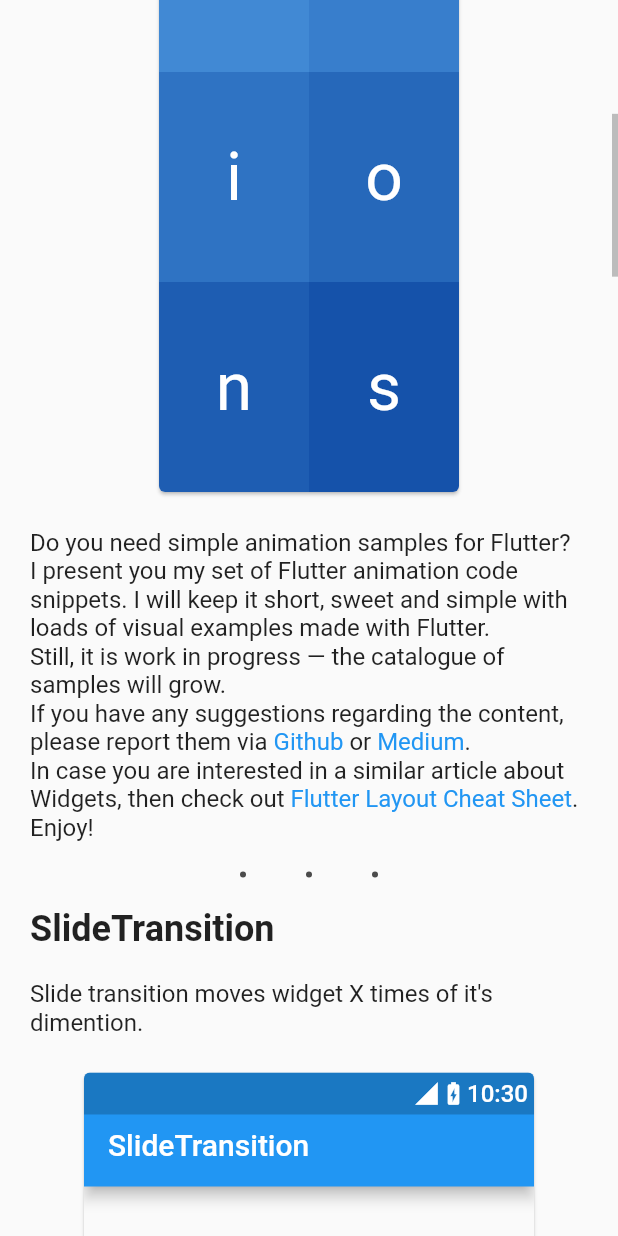
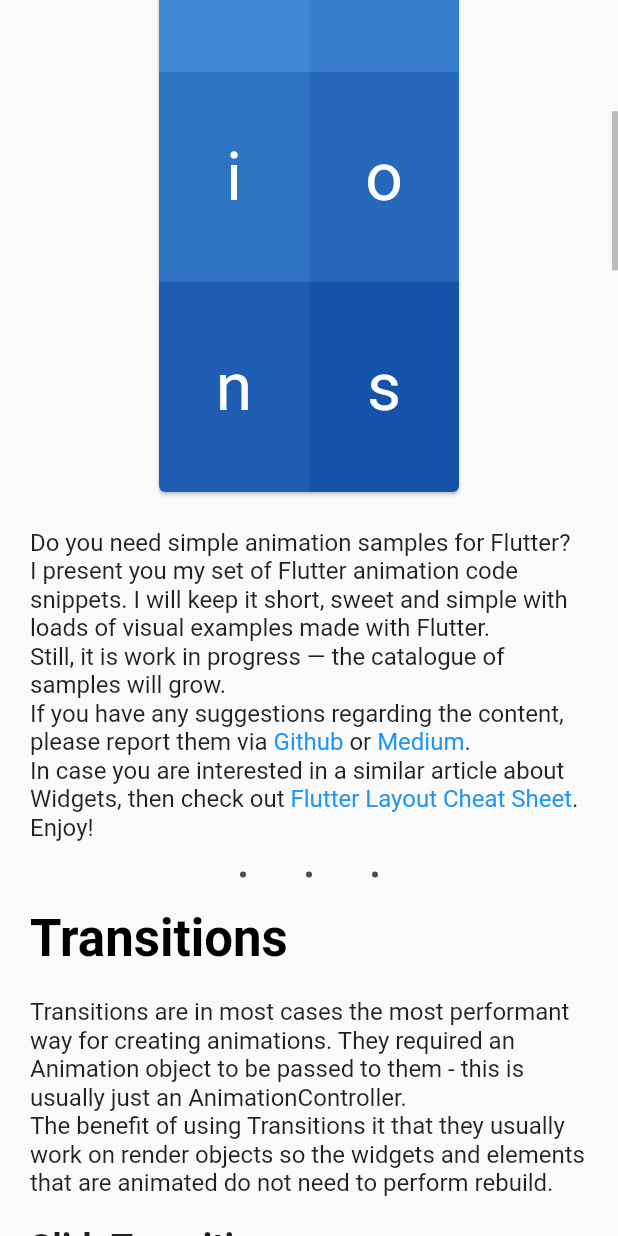
Before and after one commit to tomaszpolanski/flutter-animations, a Flutter app: the screen it shows after launch, scrolled down 576 dp, on a phone screen of 412 x 824 dp. Run offline on Flutter 3.47's test engine with Material 2 defaults, Android fonts, the phone set to English and light mode, and no system bars; missing offline and left inert: dart:html, flutter_web, flutter_web_ui; project files that could hold a hidden picture were left out.

Commit message:
Section (#23)
* Section header

* Creating sections

```diff
--- a/lib/animated_widgets/all_animated_widgets.dart
+++ b/lib/animated_widgets/all_animated_widgets.dart
@@ -1,6 +1,10 @@
 import 'package:animation_cheat_page/transitions/all_transitions.dart';
 
 import 'cross_fade.dart';
+
+const description = 'Those animations are easier to use as and can perform '
+    'more advanced animations.\nThe downside of them is that they have to be '
+    'used in a StatefullWidget together with setState() method.';
 
 final allAnimatedWidgets = [
   Example(
--- a/lib/animations_cheat_sheet.dart
+++ b/lib/animations_cheat_sheet.dart
@@ -1,11 +1,13 @@
-import 'package:animation_cheat_page/animated_widgets/all_animated_widgets.dart';
+import 'package:animation_cheat_page/animated_widgets/all_animated_widgets.dart'
+    as animated;
 import 'package:animation_cheat_page/shared/interop.dart';
 import 'package:animation_cheat_page/shared/material_import.dart';
-import 'package:animation_cheat_page/shared/section.dart';
 import 'package:animation_cheat_page/shared/ui/description.dart';
 import 'package:animation_cheat_page/shared/ui/header.dart';
+import 'package:animation_cheat_page/shared/ui/section.dart';
 import 'package:animation_cheat_page/shared/ui/separator.dart';
-import 'package:animation_cheat_page/transitions/all_transitions.dart';
+import 'package:animation_cheat_page/transitions/all_transitions.dart'
+    as transitions;
 
 class AnimationCheatSheet extends StatelessWidget {
   const AnimationCheatSheet({Key key}) : super(key: key);
@@ -119,7 +121,25 @@ class __AnimationProviderState extends State<_AnimationProvider>
           ),
           const Align(child: Description()),
           const Align(child: Separator()),
-          for (final example in [...allTransitions, ...allAnimatedWidgets])
+          const SectionHeader(
+            title: Text('Transitions'),
+            child: Text(transitions.description),
+          ),
+          for (final example in transitions.allTransitions)
+            Section(
+              title: example.title,
+              url: example.fileUrl,
+              body: Text(example.body),
+              onPressed: () {
+                _handleUrl(context, example.pageUrl);
+              },
+              child: example.builder(_controller, child),
+            ),
+          const SectionHeader(
+            title: Text('Animated Widgets'),
+            child: Text(animated.description),
+          ),
+          for (final example in animated.allAnimatedWidgets)
             Section(
               title: example.title,
               url: example.fileUrl,
--- a/lib/shared/section.dart
+++ b/lib/shared/ui/section.dart
@@ -116,3 +116,44 @@ class _SectionState extends State<Section> with SingleTickerProviderStateMixin {
     );
   }
 }
+
+class SectionHeader extends StatelessWidget {
+  const SectionHeader({
+    Key key,
+    @required this.title,
+    @required this.child,
+  })  : assert(title != null),
+        assert(child != null),
+        super(key: key);
+
+  final Widget title;
+  final Widget child;
+
+  @override
+  Widget build(BuildContext context) {
+    return Align(
+      child: Container(
+        padding: const EdgeInsets.symmetric(horizontal: 20),
+        width: 640,
+        child: Column(
+          crossAxisAlignment: CrossAxisAlignment.start,
+          children: <Widget>[
+            DefaultTextStyle.merge(
+              style: Theme.of(context)
+                  .textTheme
+                  .display1
+                  .copyWith(fontWeight: FontWeight.bold, color: Colors.black),
+              child: title,
+            ),
+            const SizedBox(height: 20),
+            DefaultTextStyle.merge(
+              style: Theme.of(context).textTheme.subhead,
+              child: child,
+            ),
+            const SizedBox(height: 20),
+          ],
+        ),
+      ),
+    );
+  }
+}
--- a/lib/transitions/all_transitions.dart
+++ b/lib/transitions/all_transitions.dart
@@ -10,6 +10,14 @@ import 'package:animation_cheat_page/transitions/rotation.dart';
 import 'package:animation_cheat_page/transitions/scale.dart';
 import 'package:animation_cheat_page/transitions/size.dart';
 import 'package:animation_cheat_page/transitions/slide.dart';
+
+const description = 'Transitions are in most cases the most performant way '
+    'for creating animations. '
+    'They required an Animation object to be passed to them '
+    '- this is usually just an AnimationController.'
+    '\nThe benefit of using Transitions it that they usually work on render '
+    'objects so the widgets and elements that are animated do not need '
+    'to perform rebuild.';
 
 final allTransitions = [
   Example(
```
Also changed, not shown: 1 other file.
